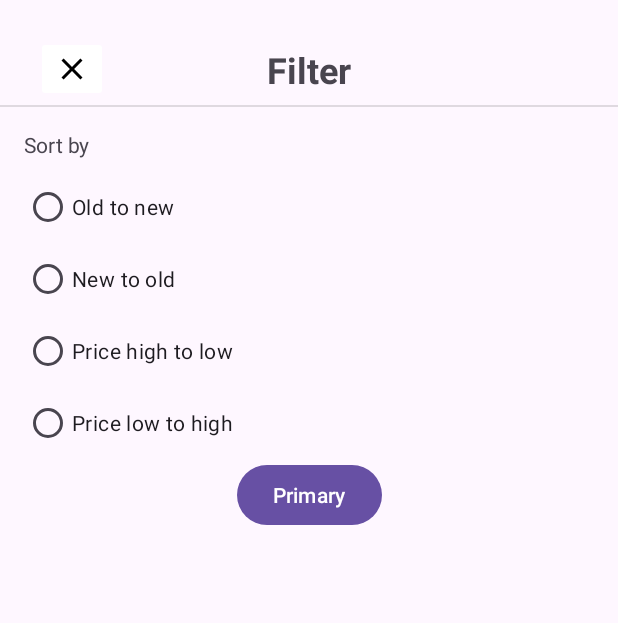
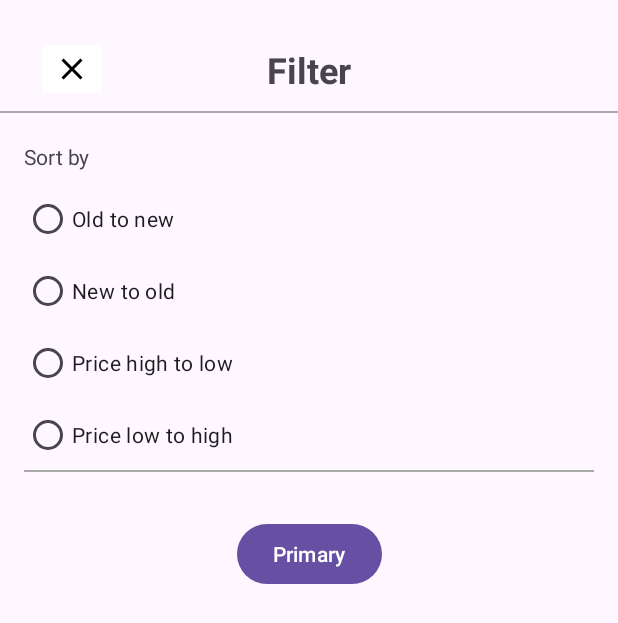
Before and after one commit to muhammeteminbaytar/EMarketCaseApp, an Android app: the layout dialog_filter.xml on its own in the app's theme, with its tools: preview values and no code run, on a phone screen of 412 x 824 dp. Shown: the top 623 px of the screen. Run offline under Robolectric (Android 15) with nearby library versions, the phone set to English and light mode, and no system bars.

Commit message:
filter ui edit

```diff
--- a/app/src/main/res/layout/dialog_filter.xml
+++ b/app/src/main/res/layout/dialog_filter.xml
@@ -41,7 +41,9 @@
             android:id="@+id/divider2"
             android:layout_width="match_parent"
             android:layout_height="1dp"
-            android:background="?android:attr/listDivider"
+            android:layout_marginTop="8dp"
+            android:layout_marginBottom="8dp"
+            android:background="@android:color/darker_gray"
             app:layout_constraintBottom_toTopOf="@+id/scrollView2"
             app:layout_constraintEnd_toEndOf="parent"
             app:layout_constraintStart_toStartOf="parent"
@@ -52,7 +54,7 @@
             android:layout_width="match_parent"
             android:layout_height="0dp"
             android:layout_marginStart="16dp"
-            android:layout_marginTop="16dp"
+            android:layout_marginTop="24dp"
             android:layout_marginEnd="16dp"
             app:layout_constraintBottom_toBottomOf="parent"
             app:layout_constraintEnd_toEndOf="parent"
@@ -107,14 +109,35 @@
                         android:text="@string/price_low_to_high" />
                 </RadioGroup>
 
+                <View
+                    android:id="@+id/divider3"
+                    android:layout_width="match_parent"
+                    android:layout_height="1dp"
+                    android:layout_marginTop="16dp"
+                    android:background="@android:color/darker_gray"
+                    app:layout_constraintBottom_toBottomOf="@+id/radioGroup"
+                    app:layout_constraintEnd_toEndOf="parent"
+                    app:layout_constraintStart_toStartOf="parent"
+                    app:layout_constraintTop_toBottomOf="@+id/radioGroup" />
+
+                <androidx.recyclerview.widget.RecyclerView
+                    android:id="@+id/recyclerView"
+                    android:layout_width="match_parent"
+                    android:layout_height="match_parent"
+                    android:layout_marginTop="16dp"
+                    app:layout_constraintEnd_toEndOf="parent"
+                    app:layout_constraintStart_toStartOf="parent"
+                    app:layout_constraintTop_toTopOf="@+id/divider3" />
+
                 <Button
                     android:id="@+id/btn_primary"
                     android:layout_width="wrap_content"
                     android:layout_height="wrap_content"
+                    android:layout_marginTop="16dp"
                     android:text="@string/primary"
                     app:layout_constraintEnd_toEndOf="parent"
                     app:layout_constraintStart_toStartOf="parent"
-                    app:layout_constraintTop_toBottomOf="@+id/radioGroup" />
+                    app:layout_constraintTop_toBottomOf="@+id/recyclerView" />
             </androidx.constraintlayout.widget.ConstraintLayout>
         </ScrollView>
     </androidx.constraintlayout.widget.ConstraintLayout>
```
